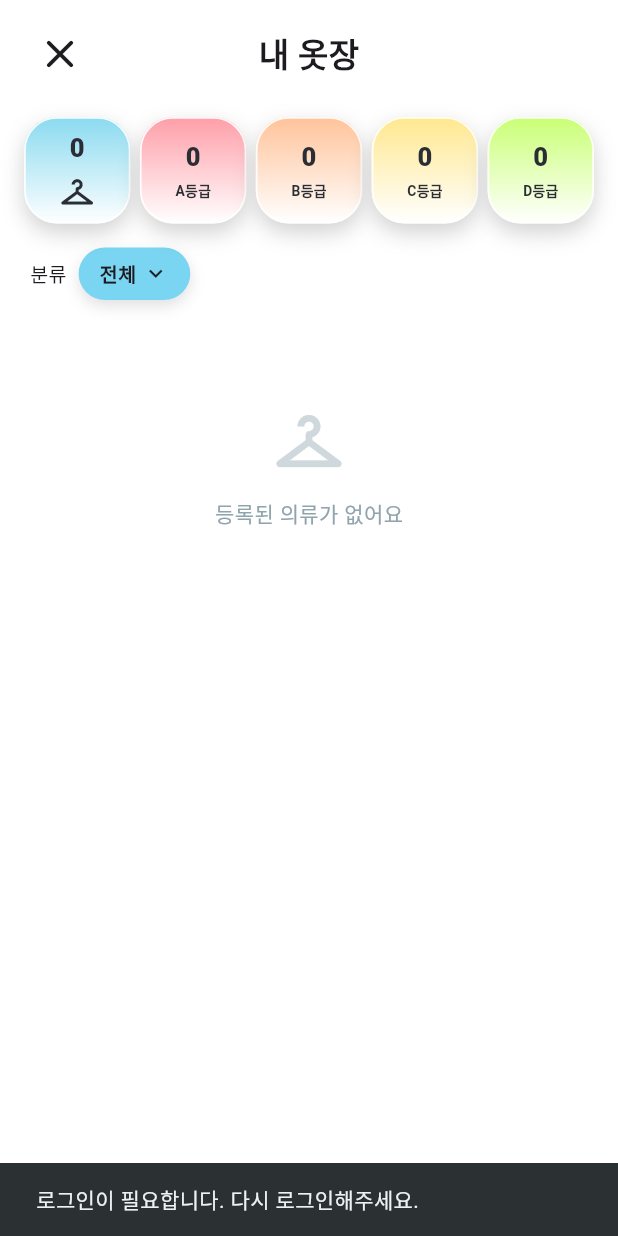
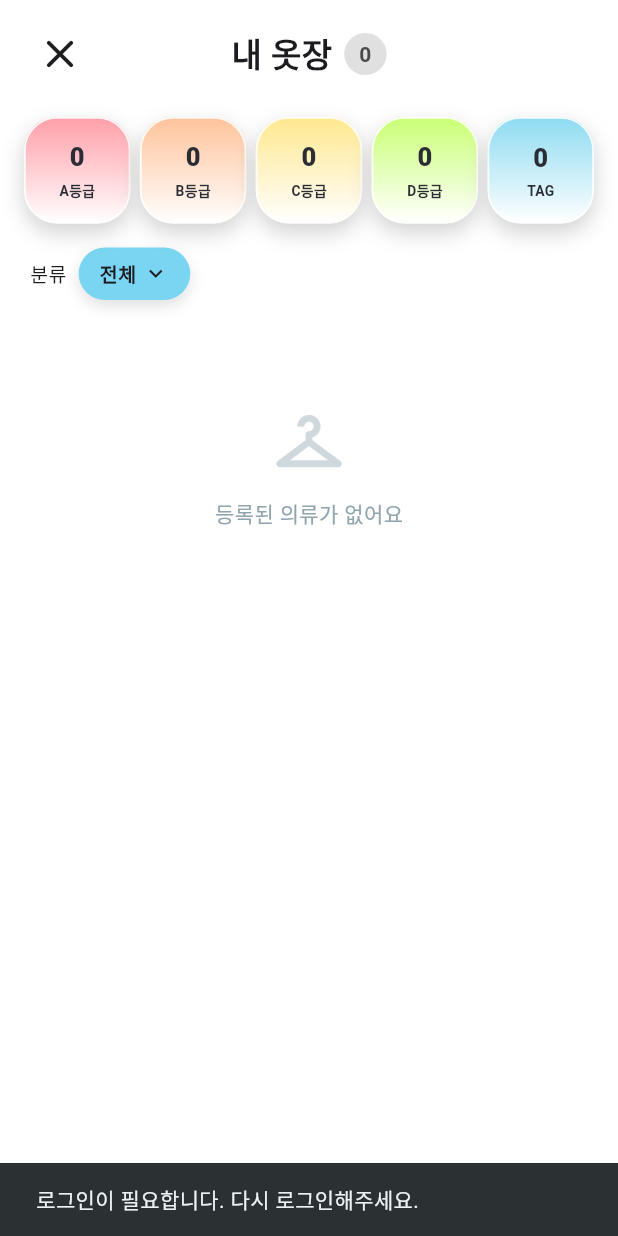
Before and after one commit to semothon-team-4/front, a Flutter app: the WardrobeScreen screen opened directly, on a phone screen of 412 x 824 dp. Run offline on Flutter 3.47's test engine with Material 3 defaults, Android fonts, the phone set to English and light mode, and no system bars; our stand-ins replace geolocator, image_picker, shared_preferences, sqflite; missing offline and left inert: flutter_naver_map; accounts and stored records are empty.

Commit message:
tag 자체 계산하게끔 수정

```diff
--- a/lib/screens/wardrobe_screen.dart
+++ b/lib/screens/wardrobe_screen.dart
@@ -19,6 +19,7 @@ class _WardrobeScreenState extends State<WardrobeScreen> {
   bool _loading = true;
   int _totalCount = 0;
   Map<String, int> _gradeCount = {'A': 0, 'B': 0, 'C': 0, 'D': 0};
+  int _tagCount = 0;
   String _selectedCategory = '전체'; // 분류 필터
 
   @override
@@ -55,6 +56,14 @@ class _WardrobeScreenState extends State<WardrobeScreen> {
       }
       final serverTotalCount =
           (closet["totalCount"] as num?)?.toInt() ?? items.length;
+      final serverTagCount =
+          (closet["tagCount"] as num?)?.toInt() ??
+          (serverTotalCount -
+                  ((serverCounts["A"] ?? 0) +
+                      (serverCounts["B"] ?? 0) +
+                      (serverCounts["C"] ?? 0) +
+                      (serverCounts["D"] ?? 0)))
+              .clamp(0, serverTotalCount);
 
       final detailedItems = <Map<String, dynamic>>[];
       for (final item in items) {
@@ -85,6 +94,7 @@ class _WardrobeScreenState extends State<WardrobeScreen> {
         _items = detailedItems;
         _totalCount = serverTotalCount;
         _gradeCount = serverCounts;
+        _tagCount = serverTagCount;
         _loading = false;
       });
     } catch (e) {
@@ -93,6 +103,7 @@ class _WardrobeScreenState extends State<WardrobeScreen> {
         _items = [];
         _totalCount = 0;
         _gradeCount = {"A": 0, "B": 0, "C": 0, "D": 0};
+        _tagCount = 0;
         _loading = false;
       });
       ScaffoldMessenger.of(context).showSnackBar(
@@ -315,6 +326,7 @@ class _WardrobeScreenState extends State<WardrobeScreen> {
                       child: _WardrobeHeader(
                         totalCount: _totalCount,
                         gradeCount: gradeCount,
+                        tagCount: _tagCount,
                         onClose: () {
                           if (Navigator.of(context).canPop()) {
                             Navigator.of(context).pop();
@@ -532,11 +544,13 @@ class _WardrobeScreenState extends State<WardrobeScreen> {
 class _WardrobeHeader extends StatelessWidget {
   final int totalCount;
   final Map<String, int> gradeCount;
+  final int tagCount;
   final VoidCallback onClose;
 
   const _WardrobeHeader({
     required this.totalCount,
     required this.gradeCount,
+    required this.tagCount,
     required this.onClose,
   });
 
@@ -565,14 +579,38 @@ class _WardrobeHeader extends StatelessWidget {
                   ),
                 ),
               ),
-              const Center(
-                child: Text(
+              Center(
+                child: Row(
+                  mainAxisSize: MainAxisSize.min,
+                  children: [
+                    const Text(
                       '내 옷장',
                       style: TextStyle(
                         fontSize: 22,
                         fontWeight: FontWeight.w800,
                         color: Color(0xFF1D1B20),
                       ),
+                    ),
+                    const SizedBox(width: 8),
+                    Container(
+                      padding: const EdgeInsets.symmetric(
+                        horizontal: 10,
+                        vertical: 4,
+                      ),
+                      decoration: BoxDecoration(
+                        color: const Color(0xFFE0E0E0),
+                        borderRadius: BorderRadius.circular(999),
+                      ),
+                      child: Text(
+                        totalCount.toString(),
+                        style: const TextStyle(
+                          fontSize: 14,
+                          fontWeight: FontWeight.w700,
+                          color: Color(0xFF4A4A4A),
+                        ),
+                      ),
+                    ),
+                  ],
                 ),
               ),
             ],
@@ -594,43 +632,46 @@ class _WardrobeHeader extends StatelessWidget {
                 ((availableWidth - (cardSize * cardCount)) / (cardCount - 1))
                     .clamp(minGap, 8.0);
 
+            final statConfigs = [
+              (
+                title: 'A등급',
+                count: gradeCount['A'] ?? 0,
+                gradient: const [Color(0xFFFF9EA8), Color(0xFFFFFFFF)],
+              ),
+              (
+                title: 'B등급',
+                count: gradeCount['B'] ?? 0,
+                gradient: const [Color(0xFFFFC39A), Color(0xFFFFFFFF)],
+              ),
+              (
+                title: 'C등급',
+                count: gradeCount['C'] ?? 0,
+                gradient: const [Color(0xFFFFE88F), Color(0xFFFFFFFF)],
+              ),
+              (
+                title: 'D등급',
+                count: gradeCount['D'] ?? 0,
+                gradient: const [Color(0xFFC9FF74), Color(0xFFFFFFFF)],
+              ),
+              (
+                title: 'TAG',
+                count: tagCount,
+                gradient: const [Color(0xFF8EDBF1), Color(0xFFFFFFFF)],
+              ),
+            ];
+
             return Row(
               children: [
-                _WardrobeStatCard(
-                  size: cardSize,
-                  count: totalCount,
-                  title: '옷',
-                  subtitle: null,
-                  icon: Icons.checkroom_outlined,
-                  textColor: const Color(0xFF2A2D34),
-                  gradientColors: const [Color(0xFF8ADAF0), Color(0xFFFFFFFF)],
+                ...statConfigs.asMap().entries.map((entry) {
+                  final index = entry.key;
+                  final config = entry.value;
+                  return Padding(
+                    padding: EdgeInsets.only(
+                      right: index == statConfigs.length - 1 ? 0 : gap,
                     ),
-                SizedBox(width: gap),
-                ...['A', 'B', 'C', 'D'].map((grade) {
-                  final config = switch (grade) {
-                    'A' => (
-                      title: 'A등급',
-                      gradient: const [Color(0xFFFF9EA8), Color(0xFFFFFFFF)],
-                    ),
-                    'B' => (
-                      title: 'B등급',
-                      gradient: const [Color(0xFFFFC39A), Color(0xFFFFFFFF)],
-                    ),
-                    'C' => (
-                      title: 'C등급',
-                      gradient: const [Color(0xFFFFE88F), Color(0xFFFFFFFF)],
-                    ),
-                    _ => (
-                      title: 'D등급',
-                      gradient: const [Color(0xFFC9FF74), Color(0xFFFFFFFF)],
-                    ),
-                  };
-
-                  return Padding(
-                    padding: EdgeInsets.only(right: grade == 'D' ? 0 : gap),
                     child: _WardrobeStatCard(
                       size: cardSize,
-                      count: gradeCount[grade] ?? 0,
+                      count: config.count,
                       title: config.title,
                       subtitle: null,
                       textColor: const Color(0xFF2A2D34),
@@ -815,7 +856,7 @@ class _ClothingCard extends StatelessWidget {
                               final isCareLabelOnly =
                                   grade == null || grade.isEmpty;
                               return Text(
-                                isCareLabelOnly ? '케어' : grade,
+                                isCareLabelOnly ? 'TAG' : grade,
                                 style: TextStyle(
                                   color: isCareLabelOnly
                                       ? const Color(0xFF1A39FF)
--- a/lib/services/analysis_service.dart
+++ b/lib/services/analysis_service.dart
@@ -77,10 +77,22 @@ class AnalysisService {
 
     final totalCount = (data["totalCount"] as num?)?.toInt() ?? items.length;
 
+    final rawTagCount =
+        (rawCounts["TAG"] as num?)?.toInt() ??
+        (rawCounts["tag"] as num?)?.toInt();
+    final gradeSum =
+        (gradeCounts["A"] ?? 0) +
+        (gradeCounts["B"] ?? 0) +
+        (gradeCounts["C"] ?? 0) +
+        (gradeCounts["D"] ?? 0);
+    final tagCount =
+        rawTagCount ?? (totalCount - gradeSum).clamp(0, totalCount);
+
     return {
       "items": items,
       "gradeCounts": gradeCounts,
       "totalCount": totalCount,
+      "tagCount": tagCount,
     };
   }
 
```
Lines whose indentation alone changed are shown as unchanged.
